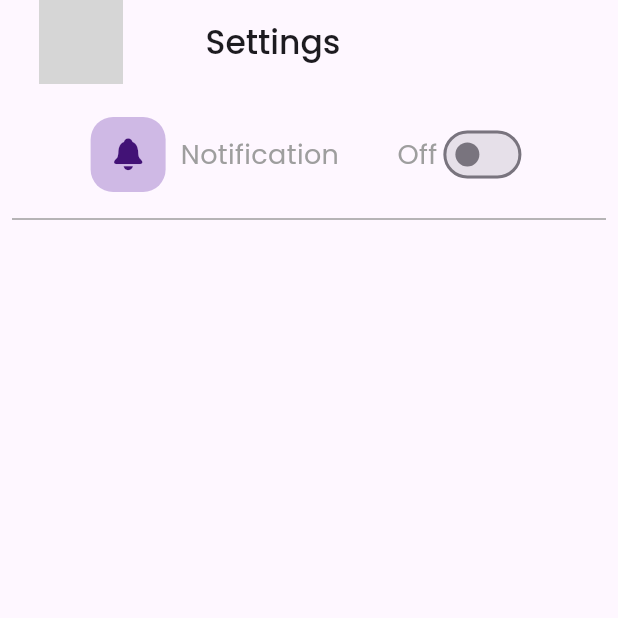
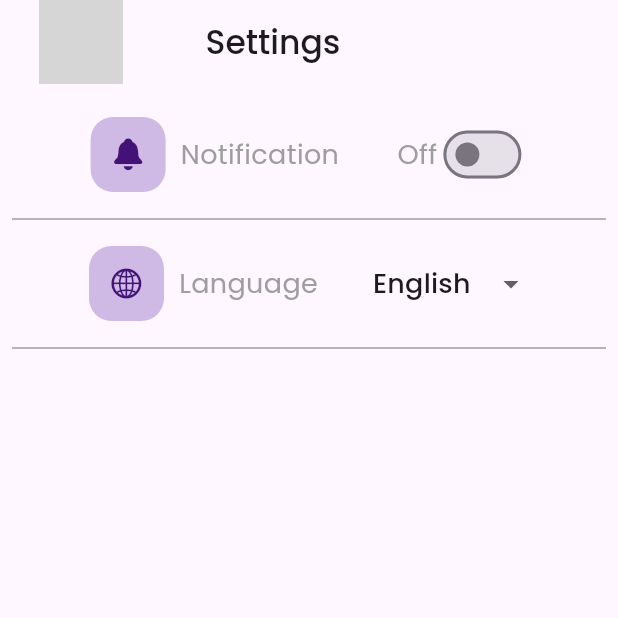
Before and after one commit to JohnGastone/Dokta-Konzo, a Flutter app: the SettingsPage screen opened directly, on a phone screen of 412 x 824 dp, the top half of it. Run offline on Flutter 3.47's test engine with Material 3 defaults, Android fonts, the phone set to English and light mode, and no system bars; our stand-ins replace flutter_onboarding_slider, google_fonts, google_maps_flutter, permission_handler; grey boxes are pictures that could not be loaded.

Commit message:
Settings page +++

```diff
--- a/lib/Pages/Settings.dart
+++ b/lib/Pages/Settings.dart
@@ -13,6 +13,7 @@ class SettingsPage extends StatefulWidget {
 
 class _SettingsPagesState extends State<SettingsPage> {
   bool notificationsEnabled = false;
+  String _selectedLanguage = "English";
 
   @override
   Widget build(BuildContext context) {
@@ -91,13 +92,65 @@ class _SettingsPagesState extends State<SettingsPage> {
                           onChanged: (bool value) {
                             setState(() {
                               notificationsEnabled = value;
-                              // Here you would typically update your app's notification settings
-                              // or preferences
                             });
                           },
                         ),
                       ],
                     )
+                  ],
+                ),
+              ),
+              Divider(
+                color: Colors.grey,
+              ),
+              Container(
+                width: 330,
+                height: 70,
+                decoration: BoxDecoration(),
+                child: Row(
+                  mainAxisAlignment: MainAxisAlignment.spaceAround,
+                  children: [
+                    Row(
+                      children: [
+                        Container(
+                          height: 50,
+                          width: 50,
+                          decoration: BoxDecoration(
+                              borderRadius: BorderRadius.circular(15),
+                              color: Color.fromARGB(255, 207, 185, 229)),
+                          child: Center(
+                            child: Icon(
+                              CupertinoIcons.globe,
+                              color: Color.fromARGB(255, 66, 18, 118),
+                            ),
+                          ),
+                        ),
+                        SizedBox(width: 10),
+                        Text(
+                          "Language",
+                          style: GoogleFonts.poppins(
+                              fontSize: 18, color: Colors.grey),
+                        )
+                      ],
+                    ),
+                    DropdownButtonHideUnderline(
+                      child: DropdownButton<String>(
+                        value: _selectedLanguage,
+                        items: <String>["English", "Kiswahili"]
+                            .map<DropdownMenuItem<String>>((String value) {
+                          return DropdownMenuItem<String>(
+                            value: value,
+                            child: Text(value,
+                                style: GoogleFonts.poppins(fontSize: 18)),
+                          );
+                        }).toList(),
+                        onChanged: (String? newValue) {
+                          setState(() {
+                            _selectedLanguage = newValue!;
+                          });
+                        },
+                      ),
+                    ),
                   ],
                 ),
               ),
--- a/lib/models.dart
+++ b/lib/models.dart
@@ -28,3 +28,8 @@ class AppointmentEveningTimesList {
   static List<AppointmentTimesModel> displayList =
       List.from(AppointmentEveningTimesList.getAppointmentTimes);
 }
+
+class SettingsItemsModel {
+  String? image;
+  String? title;
+}
```
